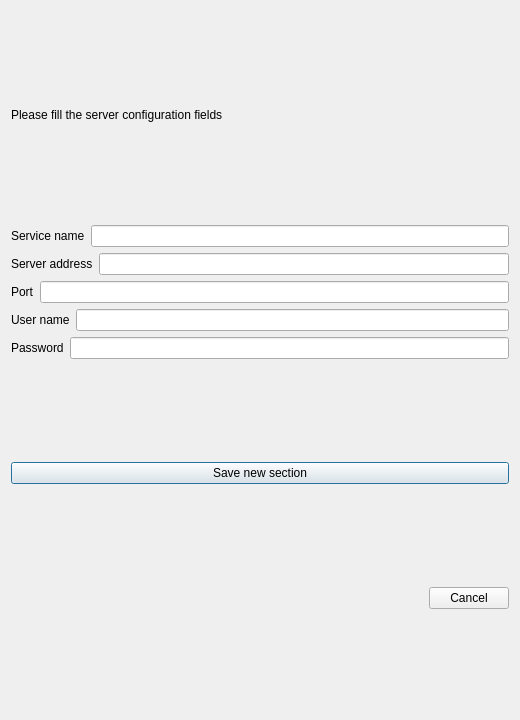
WhereGroup/QGIS2Mapbender, file mapbender_plugin/dialogs/ui/add_server_section_dialog.ui: the form before one commit.
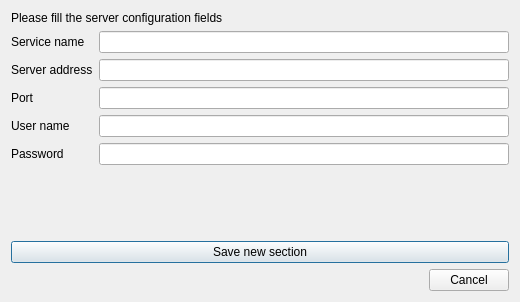
The form after the commit.

```diff
--- a/mapbender_plugin/dialogs/ui/add_server_section_dialog.ui
+++ b/mapbender_plugin/dialogs/ui/add_server_section_dialog.ui
@@ -7,7 +7,7 @@
     <x>0</x>
     <y>0</y>
     <width>520</width>
-    <height>720</height>
+    <height>302</height>
    </rect>
   </property>
   <property name="windowTitle">
@@ -28,76 +28,56 @@
     </widget>
    </item>
    <item>
-    <layout class="QVBoxLayout" name="verticalLayout_3">
-     <item>
-      <layout class="QHBoxLayout" name="horizontalLayout_4">
-       <item>
+    <layout class="QFormLayout" name="formLayout">
+     <item row="0" column="0">
         <widget class="QLabel" name="newServiceNameLabel">
          <property name="text">
           <string>Service name</string>
          </property>
         </widget>
        </item>
-       <item>
+     <item row="0" column="1">
         <widget class="QLineEdit" name="newServiceNameLineEdit"/>
        </item>
-      </layout>
-     </item>
-     <item>
-      <layout class="QHBoxLayout" name="horizontalLayout_6">
-       <item>
+     <item row="1" column="0">
         <widget class="QLabel" name="newServerAddressLabel">
          <property name="text">
           <string>Server address</string>
          </property>
         </widget>
        </item>
-       <item>
+     <item row="1" column="1">
         <widget class="QLineEdit" name="newServerAddressLineEdit"/>
        </item>
-      </layout>
-     </item>
-     <item>
-      <layout class="QHBoxLayout" name="horizontalLayout_2">
-       <item>
+     <item row="2" column="0">
         <widget class="QLabel" name="newServerPortLabel">
          <property name="text">
           <string>Port</string>
          </property>
         </widget>
        </item>
-       <item>
+     <item row="2" column="1">
         <widget class="QLineEdit" name="newServerPortLineEdit"/>
        </item>
-      </layout>
-     </item>
-     <item>
-      <layout class="QHBoxLayout" name="horizontalLayout">
-       <item>
+     <item row="3" column="0">
         <widget class="QLabel" name="newUserNameLabel">
          <property name="text">
           <string>User name</string>
          </property>
         </widget>
        </item>
-       <item>
+     <item row="3" column="1">
         <widget class="QLineEdit" name="newUserNameLineEdit"/>
        </item>
-      </layout>
-     </item>
-     <item>
-      <layout class="QHBoxLayout" name="horizontalLayout_5">
-       <item>
+     <item row="4" column="0">
         <widget class="QLabel" name="newPasswordLabel">
          <property name="text">
           <string>Password</string>
          </property>
         </widget>
        </item>
-       <item>
+     <item row="4" column="1">
         <widget class="QLineEdit" name="newPasswordLineEdit"/>
-       </item>
-      </layout>
      </item>
     </layout>
    </item>
```
Lines whose indentation alone changed are shown as unchanged.
